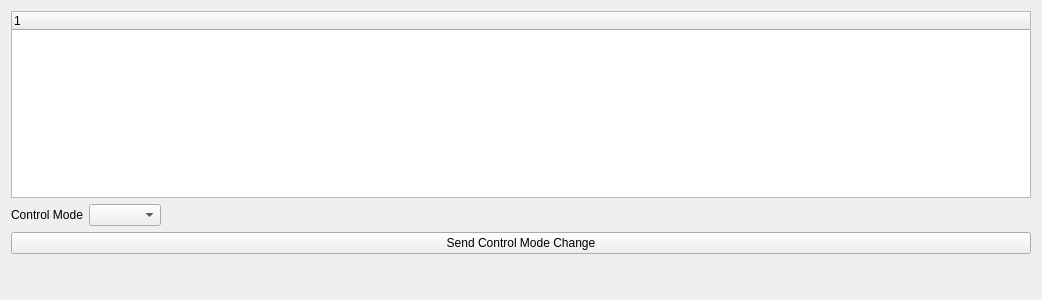
Before: the Qt Designer form victor_hardware/scripts/control_mode_params_widget.ui in UM-ARM-Lab/kuka_iiwa_interface, drawn with Qt 5.
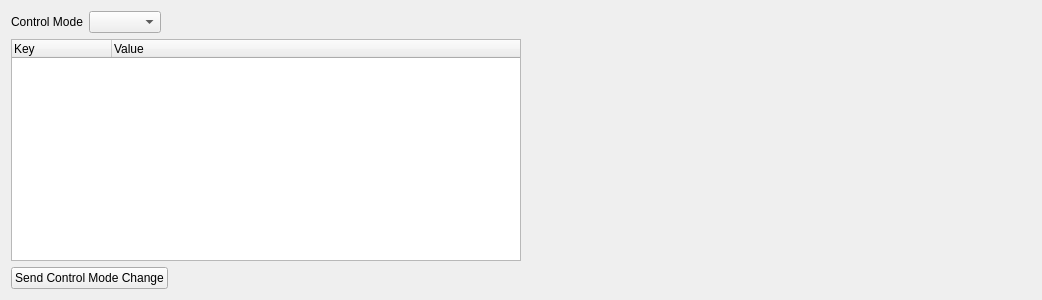
After: the same form once the commit is applied.

Commit message: get some of params gui configured

```diff
--- a/victor_hardware/scripts/control_mode_params_widget.ui
+++ b/victor_hardware/scripts/control_mode_params_widget.ui
@@ -14,15 +14,6 @@
    <string>Form</string>
   </property>
   <layout class="QVBoxLayout" name="verticalLayout">
-   <item>
-    <widget class="QTreeWidget" name="params_tree">
-     <column>
-      <property name="text">
-       <string notr="true">1</string>
-      </property>
-     </column>
-    </widget>
-   </item>
    <item>
     <layout class="QHBoxLayout" name="horizontalLayout">
      <item>
@@ -51,6 +42,39 @@
     </layout>
    </item>
    <item>
+    <layout class="QHBoxLayout" name="horizontalLayout_2">
+     <item>
+      <widget class="QTreeWidget" name="params_tree">
+       <column>
+        <property name="text">
+         <string notr="true">Key</string>
+        </property>
+       </column>
+       <column>
+        <property name="text">
+         <string>Value</string>
+        </property>
+       </column>
+      </widget>
+     </item>
+     <item>
+      <spacer name="horizontalSpacer_2">
+       <property name="orientation">
+        <enum>Qt::Horizontal</enum>
+       </property>
+       <property name="sizeHint" stdset="0">
+        <size>
+         <width>40</width>
+         <height>20</height>
+        </size>
+       </property>
+      </spacer>
+     </item>
+    </layout>
+   </item>
+   <item>
+    <layout class="QHBoxLayout" name="horizontalLayout_3">
+     <item>
     <widget class="QPushButton" name="send_button">
      <property name="text">
       <string>Send Control Mode Change</string>
@@ -58,17 +82,19 @@
     </widget>
    </item>
    <item>
-    <spacer name="verticalSpacer">
+      <spacer name="horizontalSpacer_3">
      <property name="orientation">
-      <enum>Qt::Vertical</enum>
+        <enum>Qt::Horizontal</enum>
      </property>
      <property name="sizeHint" stdset="0">
       <size>
-       <width>20</width>
-       <height>40</height>
+         <width>40</width>
+         <height>20</height>
       </size>
      </property>
     </spacer>
+     </item>
+    </layout>
    </item>
   </layout>
  </widget>
```
Lines whose indentation alone changed are shown as unchanged. The commit also changes 2 other files.
